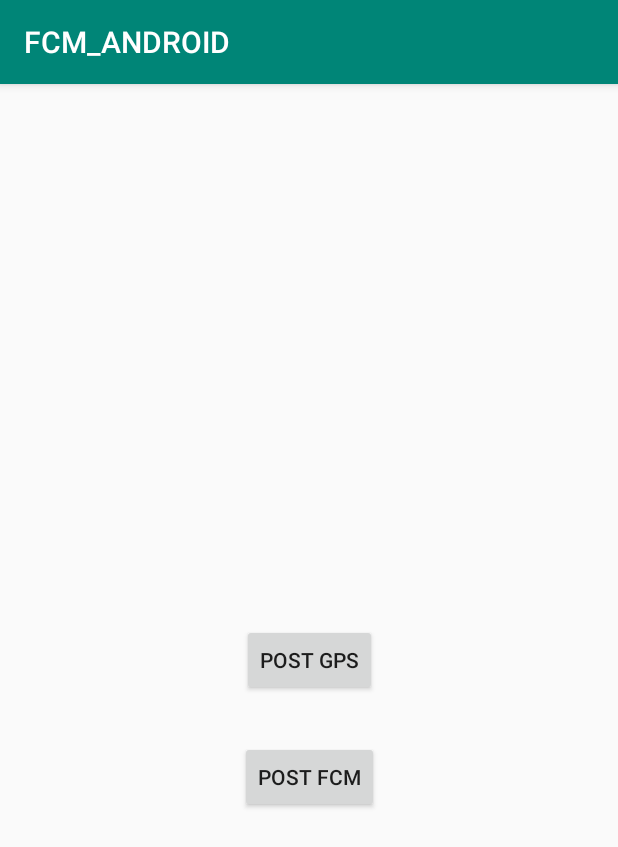
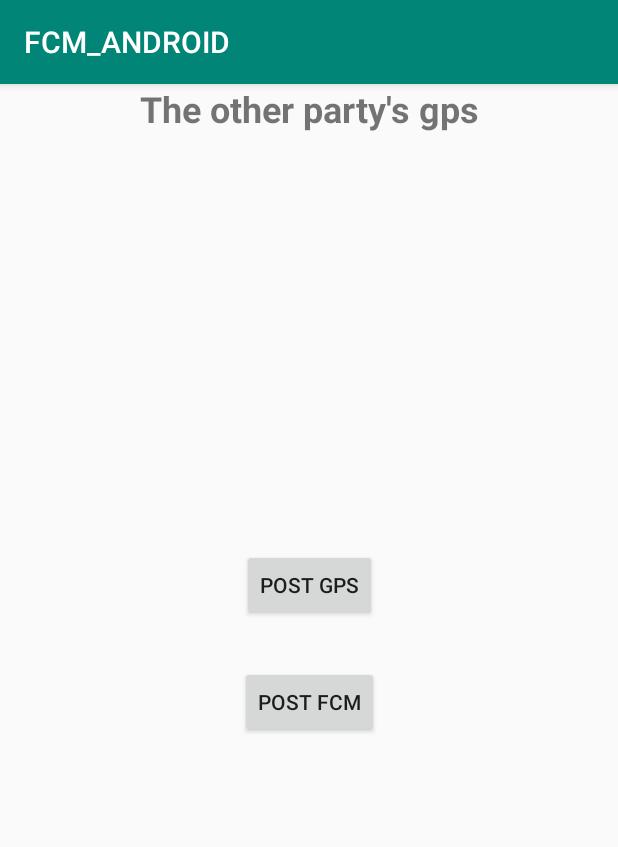
Before and after one commit to devsic/KW_UCC, an Android app: the screen it shows after launch (MainActivity), on a phone screen of 412 x 824 dp. Shown: the top 847 px of the screen. Run offline under Robolectric (Android 15) with nearby library versions, the phone set to English and light mode, and no system bars; our stand-ins replace RxJava; libraries missing offline, so code that uses them is left out: com.estimote.mustard, com.estimote.proximity_sdk, com.jakewharton.retrofit2; 3 statements that could not run were skipped.

Commit message:
FCM+RxJava

```diff
--- a/FCM_ANDROID/app/src/main/java/com/example/anhong_gyeong/fcm_android/FireBaseMessagingService.java
+++ b/FCM_ANDROID/app/src/main/java/com/example/anhong_gyeong/fcm_android/FireBaseMessagingService.java
@@ -10,17 +10,30 @@ import android.net.Uri;
 import android.os.Build;
 import android.support.v4.app.NotificationCompat;
 import android.util.Log;
-import android.widget.Button;
 
 import com.google.firebase.messaging.FirebaseMessagingService;
 import com.google.firebase.messaging.RemoteMessage;
 
+import java.util.Map;
 
+
+import io.reactivex.Observable;
+import io.reactivex.subjects.PublishSubject;
 
 public class FireBaseMessagingService extends FirebaseMessagingService {
 
     private static final String TAG = "MyFirebaseMsgService";
+    /**
+     * data : Observable. data 발행.
+     * getObservable : Acticity측에서 Obesrvable 참조 위한 getter.
+     * Map<String,String> : Server에서 body에 담아서 보내준 FCM message. gps와 score 정보가 담겨있음.
+     * 원래 이렇게 static으로 하여 구현하는가? issue는 없는가? // MainActivity에서 Observable 객체 참조하려고 이렇게 사용했음.
+     */
+    static PublishSubject<Map<String,String>> data = PublishSubject.create();
 
+    public static Observable<Map<String,String>> getObservable(){
+        return data;
+    }
     @Override
     public void onMessageReceived(RemoteMessage remoteMessage) {
         Log.d(TAG, "From: " + remoteMessage.getFrom());
@@ -30,20 +43,19 @@ public class FireBaseMessagingService extends FirebaseMessagingService {
         if (remoteMessage.getData().size() > 0) {
             Log.d(TAG, "Message data payload: " + remoteMessage.getData());
             if (true) {
-                /** 여기서 받아온 Gps와 내 gps를 비교하여 UI 구성.
-                 * 아래 send 부분은 이 부분 구현 후 지워줘도 될 듯. 디버깅용.
-                 */
+                // Message로 받아온 Data에 대한 처리.
+                // remoteMessage.getData() 발행.
+                data.onNext(remoteMessage.getData());
             } else {
                 handleNow();
             }
         }
-        // server측에서 notification으로 보내주는 부분.
+        // Firebase server측에서 notification으로 보내주는 부분.
         if (remoteMessage.getNotification() != null) {
             Log.d(TAG, "Message Notification Body: " + remoteMessage.getNotification().getBody());
             sendNotification(remoteMessage.getNotification().getBody());
         }
     }
-
     private void handleNow() {
         Log.d(TAG, "Short lived task is done.");
     }
--- a/FCM_ANDROID/app/src/main/java/com/example/anhong_gyeong/fcm_android/MainActivity.java
+++ b/FCM_ANDROID/app/src/main/java/com/example/anhong_gyeong/fcm_android/MainActivity.java
@@ -1,11 +1,11 @@
 package com.example.anhong_gyeong.fcm_android;
 
-import android.support.annotation.WorkerThread;
 import android.support.v7.app.AppCompatActivity;
 import android.os.Bundle;
 import android.util.Log;
 import android.view.View;
 import android.widget.Button;
+import android.widget.TextView;
 
 import com.estimote.mustard.rx_goodness.rx_requirements_wizard.Requirement;
 import com.estimote.mustard.rx_goodness.rx_requirements_wizard.RequirementsWizardFactory;
@@ -13,37 +13,29 @@ import com.jakewharton.retrofit2.adapter.rxjava2.RxJava2CallAdapterFactory;
 
 import org.json.JSONException;
 import org.json.JSONObject;
-import org.reactivestreams.Subscriber;
-import org.reactivestreams.Subscription;
+import java.util.List;
+import java.util.Map;
 
-import java.io.IOException;
-import java.util.List;
-import java.util.Observable;
-
-import io.reactivex.Observer;
 import io.reactivex.android.schedulers.AndroidSchedulers;
 import io.reactivex.disposables.CompositeDisposable;
-import io.reactivex.disposables.Disposable;
 import io.reactivex.observers.DisposableObserver;
 import io.reactivex.schedulers.Schedulers;
 import kotlin.Unit;
 import kotlin.jvm.functions.Function0;
 import kotlin.jvm.functions.Function1;
-import retrofit.RxJavaCallAdapterFactory;
-import retrofit2.Call;
-import retrofit2.Callback;
-import retrofit2.Response;
 import retrofit2.Retrofit;
 import retrofit2.converter.gson.GsonConverterFactory;
 import retrofit2.converter.scalars.ScalarsConverterFactory;
 
+
 /**
  * postGPS -> service로 뺄 것.
  *
-
+ *  lambda로 코드 깔끔하게 수정할 것.
  */
 public class MainActivity extends AppCompatActivity {
     Button buttonGps,buttonFcm;
+    TextView textViewFcm;
     Retrofit retrofit;
     RetrofitService service;
     CompositeDisposable myCompositeDisposable;
@@ -54,6 +46,7 @@ public class MainActivity extends AppCompatActivity {
 
         buttonGps = findViewById(R.id.button_gps);
         buttonFcm = findViewById(R.id.button_fcm);
+        textViewFcm = findViewById(R.id.textview_fcm);
         myCompositeDisposable = new CompositeDisposable();
         initRetrofit();
 
@@ -71,8 +64,8 @@ public class MainActivity extends AppCompatActivity {
                 PostFcmData();
             }
         });
-
-
+        // fcm Message 받았을 때 main에서의 동작 구현.
+        ReceiceFcm();
 
         // 권한 설정 부분 + 비콘 모니터링 시작 부분
         /**
@@ -117,14 +110,46 @@ public class MainActivity extends AppCompatActivity {
                 .addConverterFactory(GsonConverterFactory.create())
                 .build();
         service = retrofit.create(RetrofitService.class);
+
     }
 
+    /**
+     * onNext : FCM Message 받았을 때 gps값을 통하여 logic 구현.
+     * subscribeOn을 좀 더 고민해볼 것. FCM service가 어떻게 구현돼있는지 모르겠음. subscribeOn을 통해 새로운 스레드를 또 만들어줄 필요가 있나?
+     * FireBaseMessagingService의 onMessageReceived가 호출되어 data(Observable객체)가 발행됐을 때 subscribeWith로 구독하여 소비하는 과정.
+     */
+    public void ReceiceFcm(){
+        myCompositeDisposable.add(FireBaseMessagingService.getObservable()
+                .observeOn(AndroidSchedulers.mainThread())
+                .subscribeOn(Schedulers.io())
+                .subscribeWith(new DisposableObserver<Map<String, String>>() {
+                    @Override
+                    public void onNext(Map<String, String> stringStringMap) {
+                        textViewFcm.setText(stringStringMap.get("gps"));
+                    }
+
+                    @Override
+                    public void onError(Throwable e) {
+
+                    }
+
+                    @Override
+                    public void onComplete() {
+
+                    }
+                })
+        );
+    }
+
+    /**
+     * gps logging해주는 함수. Service로 만들어서 빼줄 것.
+     */
     public void postGpsData() {
         //body에 넣을 데이터
         JSONObject paramObject = new JSONObject();
         try {
             paramObject.put("user_id", "PMJ");
-            paramObject.put("gps", "android_gps_example");
+            paramObject.put("gps", "android_gps_example2");
         } catch (JSONException e) {
             e.printStackTrace();
         }
@@ -180,13 +205,15 @@ public class MainActivity extends AppCompatActivity {
         });
         */
     }
-
+    /**
+     * FCM message를 전송해주는 함수. 비콘 ID를 list로 관리 + 서비스에서 스코어링 임계치 넘은 event가 발생시에 PostFcmData실행. 그냥 subscribe(PostFcmData())해줘도 될 듯.
+     */
     public void PostFcmData() {
         // body에 넣을 데이터
         JSONObject paramObject = new JSONObject();
         try {
             paramObject.put("beacon_id", "temp");
-            paramObject.put("user_id", "AHK");
+            paramObject.put("user_id", "PMJ");
             paramObject.put("score", "android_fcmScore_example");
         } catch (JSONException e) {
             e.printStackTrace();
--- a/FCM_ANDROID/app/src/main/res/layout/activity_main.xml
+++ b/FCM_ANDROID/app/src/main/res/layout/activity_main.xml
@@ -5,20 +5,38 @@
     android:layout_width="match_parent"
     android:layout_height="match_parent"
     tools:context=".MainActivity">
+    <TextView android:id="@+id/textview_fcm" android:layout_width="wrap_content" android:layout_height="wrap_content"
+        android:text="The other party's gps"
+        android:textSize="24sp"
+        android:textStyle="bold"
+        app:layout_constraintEnd_toEndOf="parent"
+        app:layout_constraintStart_toStartOf="parent"
+        app:layout_constraintTop_toTopOf="parent"
+
+        android:layout_marginBottom="100dp"
+        />
+
+
+
 
     <Button android:id="@+id/button_gps" android:layout_width="wrap_content" android:layout_height="wrap_content"
         android:text="Post GPS"
         app:layout_constraintBottom_toBottomOf="parent"
         app:layout_constraintEnd_toEndOf="parent"
         app:layout_constraintStart_toStartOf="parent"
-        app:layout_constraintTop_toTopOf="parent" />
+        app:layout_constraintTop_toTopOf="parent"
+
+        android:layout_marginBottom="100dp"
+        />
 
     <Button android:id="@+id/button_fcm" android:layout_width="wrap_content" android:layout_height="wrap_content"
         android:text="Post FCM"
         app:layout_constraintStart_toStartOf="parent"
         app:layout_constraintEnd_toEndOf="parent"
         app:layout_constraintTop_toBottomOf="@id/button_gps"
+
         android:layout_marginTop="30dp"
         />
 
+
 </android.support.constraint.ConstraintLayout>
```
